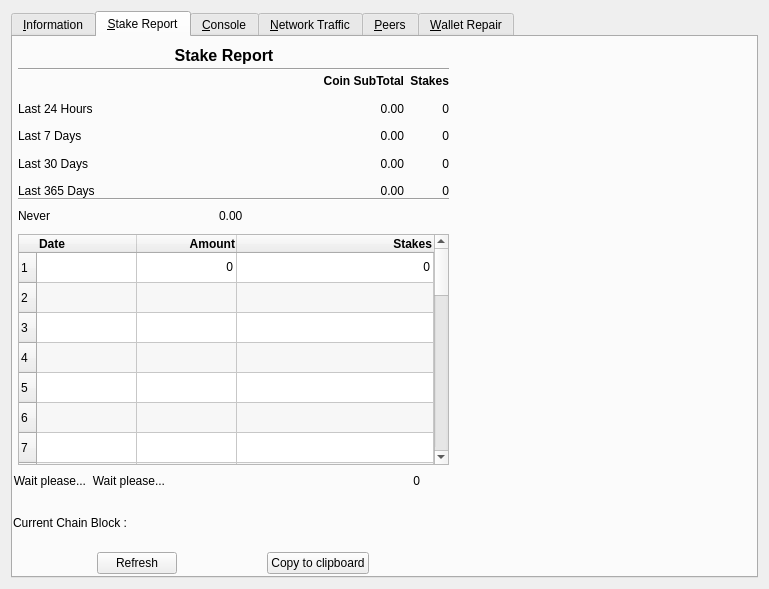
This is src/qt/forms/rpcconsole.ui in duality-solutions/Sequence as Qt 5 draws it before an edit. The edited form follows.
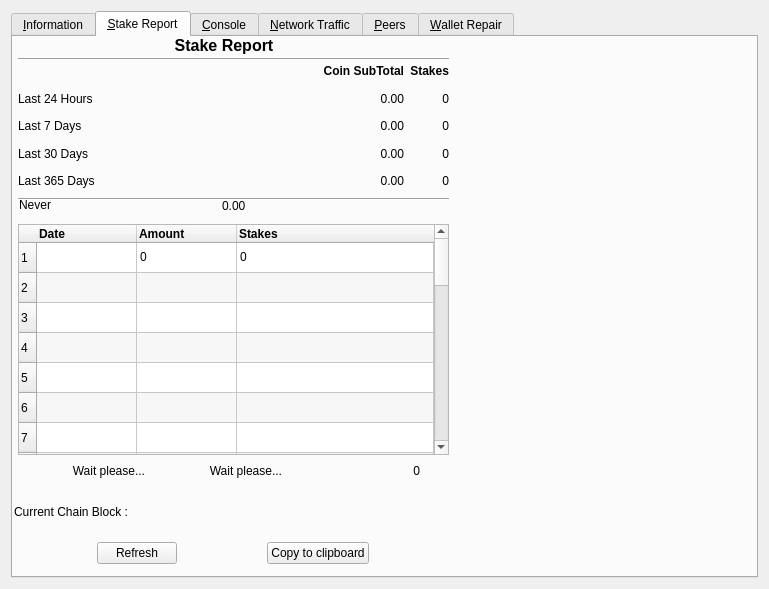
This is the edited form. Icons and pictures are not drawn. Custom widgets are drawn as their Qt base class.

Commit message: Align items in stake report (left)

The edit to the form file:
```diff
--- a/src/qt/forms/rpcconsole.ui
+++ b/src/qt/forms/rpcconsole.ui
@@ -428,7 +428,7 @@
        <property name="geometry">
         <rect>
          <x>0</x>
-         <y>510</y>
+         <y>500</y>
          <width>441</width>
          <height>32</height>
         </rect>
@@ -494,7 +494,7 @@
        <property name="geometry">
         <rect>
          <x>111</x>
-         <y>9</y>
+         <y>-1</y>
          <width>200</width>
          <height>19</height>
         </rect>
@@ -538,7 +538,7 @@
        <property name="geometry">
         <rect>
          <x>5</x>
-         <y>24</y>
+         <y>14</y>
          <width>431</width>
          <height>16</height>
         </rect>
@@ -551,12 +551,12 @@
        <property name="geometry">
         <rect>
          <x>0</x>
-         <y>429</y>
+         <y>419</y>
          <width>442</width>
          <height>30</height>
         </rect>
        </property>
-       <layout class="QGridLayout" name="gridLayout2" columnstretch="0,0,3">
+       <layout class="QGridLayout" name="gridLayout2" columnstretch="0,0,0">
         <property name="rightMargin">
          <number>35</number>
         </property>
@@ -583,29 +583,6 @@
           </property>
          </widget>
         </item>
-        <item row="0" column="1">
-         <widget class="QLabel" name="TimeTook_2">
-          <property name="font">
-           <font>
-            <pointsize>9</pointsize>
-            <weight>50</weight>
-            <bold>false</bold>
-           </font>
-          </property>
-          <property name="toolTip">
-           <string>Time took to refresh dialog</string>
-          </property>
-          <property name="text">
-           <string>Wait please...</string>
-          </property>
-          <property name="alignment">
-           <set>Qt::AlignLeading|Qt::AlignLeft|Qt::AlignRight|Qt::AlignTrailing|Qt::AlignVCenter</set>
-          </property>
-          <property name="margin">
-           <number>4</number>
-          </property>
-         </widget>
-        </item>
         <item row="0" column="2">
          <widget class="QLabel" name="Stake_Counted">
           <property name="font">
@@ -629,18 +606,41 @@
           </property>
          </widget>
         </item>
+        <item row="0" column="1">
+         <widget class="QLabel" name="TimeTook_2">
+          <property name="font">
+           <font>
+            <pointsize>9</pointsize>
+            <weight>50</weight>
+            <bold>false</bold>
+           </font>
+          </property>
+          <property name="toolTip">
+           <string>Time took to refresh dialog</string>
+          </property>
+          <property name="text">
+           <string>Wait please...</string>
+          </property>
+          <property name="alignment">
+           <set>Qt::AlignLeading|Qt::AlignLeft|Qt::AlignRight|Qt::AlignTrailing|Qt::AlignVCenter</set>
+          </property>
+          <property name="margin">
+           <number>4</number>
+          </property>
+         </widget>
+        </item>
        </layout>
       </widget>
       <widget class="QWidget" name="horizontalLayoutWidget2">
        <property name="geometry">
         <rect>
-         <x>5</x>
-         <y>164</y>
+         <x>6</x>
+         <y>153</y>
          <width>431</width>
          <height>30</height>
         </rect>
        </property>
-       <layout class="QHBoxLayout" name="horizontalLayout2" stretch="0,0">
+       <layout class="QHBoxLayout" name="horizontalLayout2" stretch="0">
         <property name="sizeConstraint">
          <enum>QLayout::SetDefaultConstraint</enum>
         </property>
@@ -676,43 +676,13 @@
           </property>
          </widget>
         </item>
-        <item>
-         <widget class="QLabel" name="Amount_Last">
-          <property name="sizePolicy">
-           <sizepolicy hsizetype="Preferred" vsizetype="Preferred">
-            <horstretch>0</horstretch>
-            <verstretch>0</verstretch>
-           </sizepolicy>
-          </property>
-          <property name="font">
-           <font>
-            <pointsize>9</pointsize>
-            <weight>50</weight>
-            <bold>false</bold>
-            <kerning>false</kerning>
-           </font>
-          </property>
-          <property name="toolTip">
-           <string>Coin Earned in last mature Stake</string>
-          </property>
-          <property name="text">
-           <string>0.00</string>
-          </property>
-          <property name="alignment">
-           <set>Qt::AlignLeading|Qt::AlignLeft|Qt::AlignVCenter</set>
-          </property>
-          <property name="margin">
-           <number>2</number>
-          </property>
-         </widget>
-        </item>
        </layout>
       </widget>
       <widget class="QTableWidget" name="StakeReportTable">
        <property name="geometry">
         <rect>
          <x>5</x>
-         <y>197</y>
+         <y>187</y>
          <width>431</width>
          <height>231</height>
         </rect>
@@ -801,7 +771,7 @@
          </font>
         </property>
         <property name="textAlignment">
-         <set>AlignTrailing|AlignVCenter</set>
+         <set>AlignLeading|AlignVCenter</set>
         </property>
        </column>
        <column>
@@ -816,7 +786,7 @@
          </font>
         </property>
         <property name="textAlignment">
-         <set>AlignTrailing|AlignVCenter</set>
+         <set>AlignLeading|AlignVCenter</set>
         </property>
        </column>
        <item row="0" column="0">
@@ -845,7 +815,7 @@
          </font>
         </property>
         <property name="textAlignment">
-         <set>AlignTrailing|AlignVCenter</set>
+         <set>AlignLeading|AlignVCenter</set>
         </property>
         <property name="flags">
          <set>ItemIsSelectable|ItemIsUserCheckable|ItemIsEnabled</set>
@@ -861,7 +831,7 @@
          </font>
         </property>
         <property name="textAlignment">
-         <set>AlignTrailing|AlignVCenter</set>
+         <set>AlignLeading|AlignVCenter</set>
         </property>
         <property name="flags">
          <set>ItemIsSelectable|ItemIsUserCheckable|ItemIsEnabled</set>
@@ -872,7 +842,7 @@
        <property name="geometry">
         <rect>
          <x>5</x>
-         <y>33</y>
+         <y>23</y>
          <width>431</width>
          <height>132</height>
         </rect>
@@ -1206,8 +1176,8 @@
       <widget class="QLabel" name="L_CurrentBlock">
        <property name="geometry">
         <rect>
-         <x>0</x>
-         <y>460</y>
+         <x>1</x>
+         <y>449</y>
          <width>442</width>
          <height>51</height>
         </rect>
@@ -1232,6 +1202,53 @@
         <number>2</number>
        </property>
       </widget>
+      <widget class="QLabel" name="Amount_Last">
+       <property name="geometry">
+        <rect>
+         <x>209</x>
+         <y>155</y>
+         <width>192</width>
+         <height>28</height>
+        </rect>
+       </property>
+       <property name="sizePolicy">
+        <sizepolicy hsizetype="Preferred" vsizetype="Preferred">
+         <horstretch>0</horstretch>
+         <verstretch>0</verstretch>
+        </sizepolicy>
+       </property>
+       <property name="font">
+        <font>
+         <pointsize>9</pointsize>
+         <weight>50</weight>
+         <bold>false</bold>
+         <kerning>false</kerning>
+        </font>
+       </property>
+       <property name="toolTip">
+        <string>Coin Earned in last mature Stake</string>
+       </property>
+       <property name="text">
+        <string>0.00</string>
+       </property>
+       <property name="alignment">
+        <set>Qt::AlignLeading|Qt::AlignLeft|Qt::AlignVCenter</set>
+       </property>
+       <property name="margin">
+        <number>2</number>
+       </property>
+      </widget>
+      <zorder>horizontalLayoutWidget</zorder>
+      <zorder>line_3</zorder>
+      <zorder>label_2</zorder>
+      <zorder>line_4</zorder>
+      <zorder>gridLayoutWidget2</zorder>
+      <zorder>horizontalLayoutWidget2</zorder>
+      <zorder>StakeReportTable</zorder>
+      <zorder>gridLayoutWidget</zorder>
+      <zorder>L_CurrentBlock</zorder>
+      <zorder>TimeTook_2</zorder>
+      <zorder>Amount_Last</zorder>
      </widget>
      <widget class="QWidget" name="tab_console">
       <attribute name="title">
```
